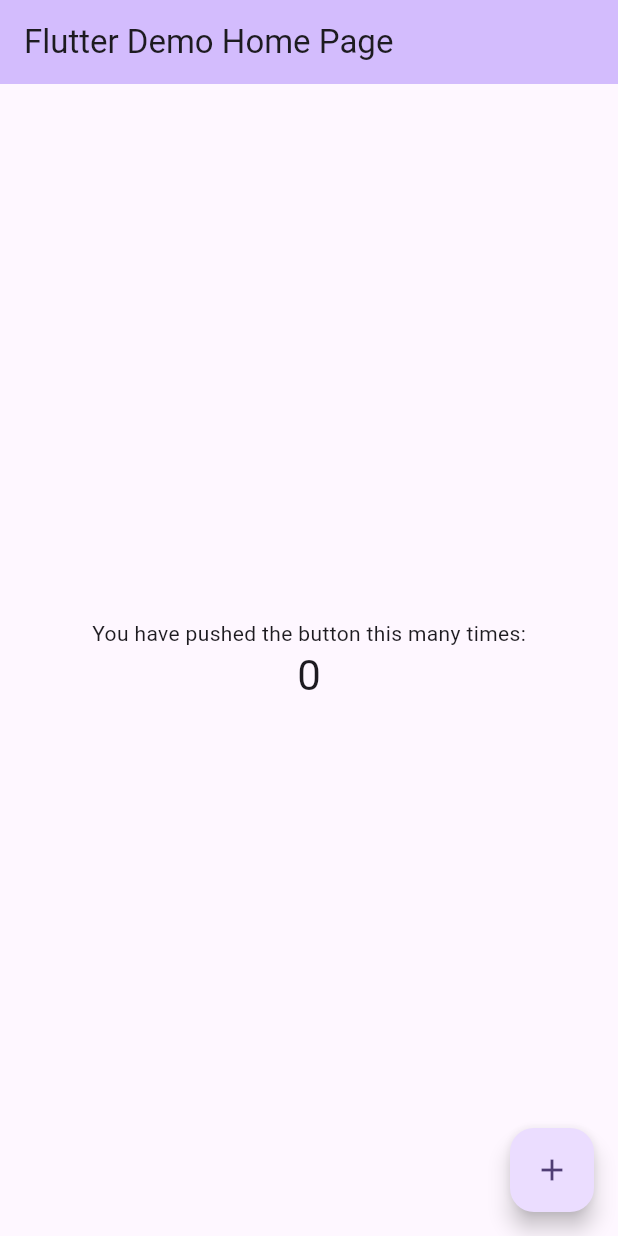
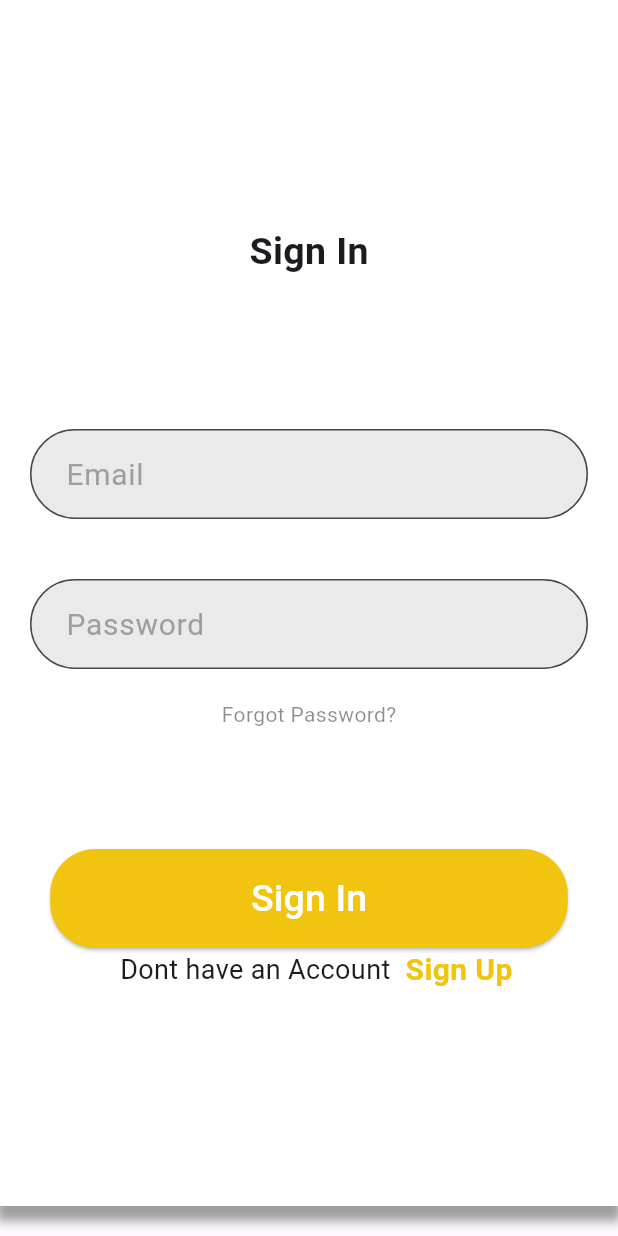
Before and after one commit to mrsaif143/E-Fruit-App-flutter, a Flutter app: the screen it shows after launch, on a phone screen of 412 x 824 dp. Run offline on Flutter 3.47's test engine with Material 2 defaults, Android fonts, the phone set to English and light mode, and no system bars; our stand-ins replace get.

Commit message:
Login screen

```diff
--- /dev/null
+++ b/lib/LoginScreen.dart
@@ -0,0 +1,140 @@
+// ignore_for_file: file_names
+
+import 'package:flutter/material.dart';
+
+class LoginScreen extends StatelessWidget {
+  const LoginScreen({super.key});
+
+  @override
+  Widget build(BuildContext context) {
+    return SafeArea(
+        child: Scaffold(
+      resizeToAvoidBottomInset: false,
+      body: Padding(
+        padding: const EdgeInsets.only(
+          bottom: 20,
+        ),
+        child: Container(
+            decoration: const BoxDecoration(color: Colors.white, boxShadow: [
+              BoxShadow(
+                color: Colors.grey,
+                blurRadius: 5.0,
+                spreadRadius: 2.0,
+                offset: Offset(0, 8), // Offset in the bottom direction
+              ),
+            ]),
+            child: Column(
+              children: [
+                const SizedBox(
+                  height: 150,
+                ),
+                const Center(
+                    child: Text(
+                  'Sign In',
+                  style: TextStyle(fontSize: 25, fontWeight: FontWeight.bold),
+                )),
+                const SizedBox(
+                  height: 80,
+                ),
+                Padding(
+                  padding: const EdgeInsets.all(20.0),
+                  child: TextField(
+                    decoration: InputDecoration(
+                      hintText: 'Email',
+                      fillColor: const Color.fromRGBO(
+                          196, 196, 196, 0.35), // Background color
+                      filled: true,
+                      hintStyle:
+                          const TextStyle(fontSize: 20, color: Colors.grey),
+                      contentPadding: const EdgeInsets.symmetric(
+                          horizontal: 20, vertical: 15),
+                      border: OutlineInputBorder(
+                        borderRadius: BorderRadius.circular(30.0),
+                        borderSide: const BorderSide(
+                            color: Color.fromARGB(255, 241, 196, 15)),
+                      ),
+                      focusedBorder: OutlineInputBorder(
+                        borderRadius: BorderRadius.circular(30.0),
+                        borderSide: const BorderSide(
+                            color: Color.fromARGB(253, 241, 196, 15)),
+                      ),
+                    ),
+                  ),
+                ),
+                Padding(
+                  padding: const EdgeInsets.all(20.0),
+                  child: TextField(
+                    decoration: InputDecoration(
+                      hintText: 'Password',
+                      fillColor: const Color.fromRGBO(
+                          196, 196, 196, 0.35), // Background color
+                      filled: true,
+                      hintStyle:
+                          const TextStyle(fontSize: 20, color: Colors.grey),
+                      contentPadding: const EdgeInsets.symmetric(
+                          horizontal: 20, vertical: 15),
+                      border: OutlineInputBorder(
+                        borderRadius: BorderRadius.circular(30.0),
+                        borderSide: const BorderSide(
+                            color: Color.fromARGB(255, 241, 196, 15)),
+                      ),
+                      focusedBorder: OutlineInputBorder(
+                        borderRadius: BorderRadius.circular(30.0),
+                        borderSide: const BorderSide(
+                            color: Color.fromARGB(253, 241, 196, 15)),
+                      ),
+                    ),
+                  ),
+                ),
+                const Text(
+                  'Forgot Password?',
+                  style: TextStyle(
+                    color: Colors.black45,
+                  ),
+                ),
+                const SizedBox(
+                  height: 80,
+                ),
+                SizedBox(
+                  height: 66,
+                  width: 345,
+                  child: ElevatedButton(
+                      onPressed: () {},
+                      style: ElevatedButton.styleFrom(
+                          backgroundColor: const Color(0xFFF1C40F),
+                          shape: RoundedRectangleBorder(
+                            borderRadius: BorderRadius.circular(30),
+                          )),
+                      child: const Text(
+                        'Sign In',
+                        style: TextStyle(fontSize: 25, color: Colors.white),
+                      )),
+                ),
+                const Row(
+                  children: [
+                    SizedBox(
+                      width: 80,
+                    ),
+                    Text(
+                      'Dont have an Account',
+                      style: TextStyle(
+                          fontSize: 18, fontWeight: FontWeight.normal),
+                    ),
+                    SizedBox(
+                      width: 10,
+                    ),
+                    Text(
+                      'Sign Up',
+                      style: TextStyle(
+                          fontSize: 20,
+                          color: const Color(0xFFF1C40F),
+                          fontWeight: FontWeight.bold),
+                    )
+                  ],
+                )
+              ],
+            )),
+      ),
+    ));
+  }
+}
--- a/lib/main.dart
+++ b/lib/main.dart
@@ -1,4 +1,6 @@
+import 'package:e_fruit_shop/LoginScreen.dart';
 import 'package:flutter/material.dart';
+import 'package:get/get.dart';
 
 void main() {
   runApp(const MyApp());
@@ -10,116 +12,12 @@ class MyApp extends StatelessWidget {
   // This widget is the root of your application.
   @override
   Widget build(BuildContext context) {
-    return MaterialApp(
-      title: 'Flutter Demo',
-      theme: ThemeData(
-        // This is the theme of your application.
-        //
-        // TRY THIS: Try running your application with "flutter run". You'll see
-        // the application has a blue toolbar. Then, without quitting the app,
-        // try changing the seedColor in the colorScheme below to Colors.green
-        // and then invoke "hot reload" (save your changes or press the "hot
-        // reload" button in a Flutter-supported IDE, or press "r" if you used
-        // the command line to start the app).
-        //
-        // Notice that the counter didn't reset back to zero; the application
-        // state is not lost during the reload. To reset the state, use hot
-        // restart instead.
-        //
-        // This works for code too, not just values: Most code changes can be
-        // tested with just a hot reload.
-        colorScheme: ColorScheme.fromSeed(seedColor: Colors.deepPurple),
-        useMaterial3: true,
-      ),
-      home: const MyHomePage(title: 'Flutter Demo Home Page'),
-    );
+    return GetMaterialApp(
+        title: 'Flutter Demo',
+        theme: ThemeData(
+          colorScheme: ColorScheme.fromSeed(seedColor: Colors.deepPurple),
+          useMaterial3: true,
+        ),
+        home: const LoginScreen());
   }
 }
-
-class MyHomePage extends StatefulWidget {
-  const MyHomePage({super.key, required this.title});
-
-  // This widget is the home page of your application. It is stateful, meaning
-  // that it has a State object (defined below) that contains fields that affect
-  // how it looks.
-
-  // This class is the configuration for the state. It holds the values (in this
-  // case the title) provided by the parent (in this case the App widget) and
-  // used by the build method of the State. Fields in a Widget subclass are
-  // always marked "final".
-
-  final String title;
-
-  @override
-  State<MyHomePage> createState() => _MyHomePageState();
-}
-
-class _MyHomePageState extends State<MyHomePage> {
-  int _counter = 0;
-
-  void _incrementCounter() {
-    setState(() {
-      // This call to setState tells the Flutter framework that something has
-      // changed in this State, which causes it to rerun the build method below
-      // so that the display can reflect the updated values. If we changed
-      // _counter without calling setState(), then the build method would not be
-      // called again, and so nothing would appear to happen.
-      _counter++;
-    });
-  }
-
-  @override
-  Widget build(BuildContext context) {
-    // This method is rerun every time setState is called, for instance as done
-    // by the _incrementCounter method above.
-    //
-    // The Flutter framework has been optimized to make rerunning build methods
-    // fast, so that you can just rebuild anything that needs updating rather
-    // than having to individually change instances of widgets.
-    return Scaffold(
-      appBar: AppBar(
-        // TRY THIS: Try changing the color here to a specific color (to
-        // Colors.amber, perhaps?) and trigger a hot reload to see the AppBar
-        // change color while the other colors stay the same.
-        backgroundColor: Theme.of(context).colorScheme.inversePrimary,
-        // Here we take the value from the MyHomePage object that was created by
-        // the App.build method, and use it to set our appbar title.
-        title: Text(widget.title),
-      ),
-      body: Center(
-        // Center is a layout widget. It takes a single child and positions it
-        // in the middle of the parent.
-        child: Column(
-          // Column is also a layout widget. It takes a list of children and
-          // arranges them vertically. By default, it sizes itself to fit its
-          // children horizontally, and tries to be as tall as its parent.
-          //
-          // Column has various properties to control how it sizes itself and
-          // how it positions its children. Here we use mainAxisAlignment to
-          // center the children vertically; the main axis here is the vertical
-          // axis because Columns are vertical (the cross axis would be
-          // horizontal).
-          //
-          // TRY THIS: Invoke "debug painting" (choose the "Toggle Debug Paint"
-          // action in the IDE, or press "p" in the console), to see the
-          // wireframe for each widget.
-          mainAxisAlignment: MainAxisAlignment.center,
-          children: <Widget>[
-            const Text(
-              'You have pushed the button this many times:',
-            ),
-            Text(
-              '$_counter',
-              style: Theme.of(context).textTheme.headlineMedium,
-            ),
-          ],
-        ),
-      ),
-      floatingActionButton: FloatingActionButton(
-        onPressed: _incrementCounter,
-        tooltip: 'Increment',
-        child: const Icon(Icons.add),
-      ), // This trailing comma makes auto-formatting nicer for build methods.
-    );
-  }
-}
--- a/pubspec.yaml
+++ b/pubspec.yaml
@@ -35,6 +35,7 @@ dependencies:
   # The following adds the Cupertino Icons font to your application.
   # Use with the CupertinoIcons class for iOS style icons.
   cupertino_icons: ^1.0.2
+  get: ^4.6.5
 
 dev_dependencies:
   flutter_test:
```
Also changed, not shown: pubspec.lock.
